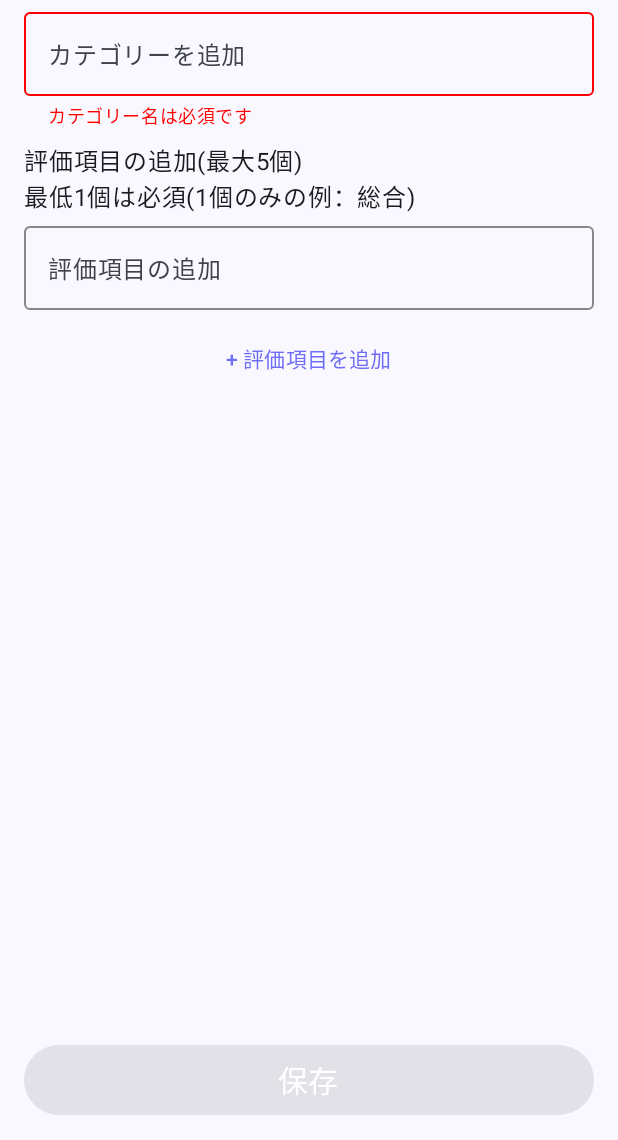
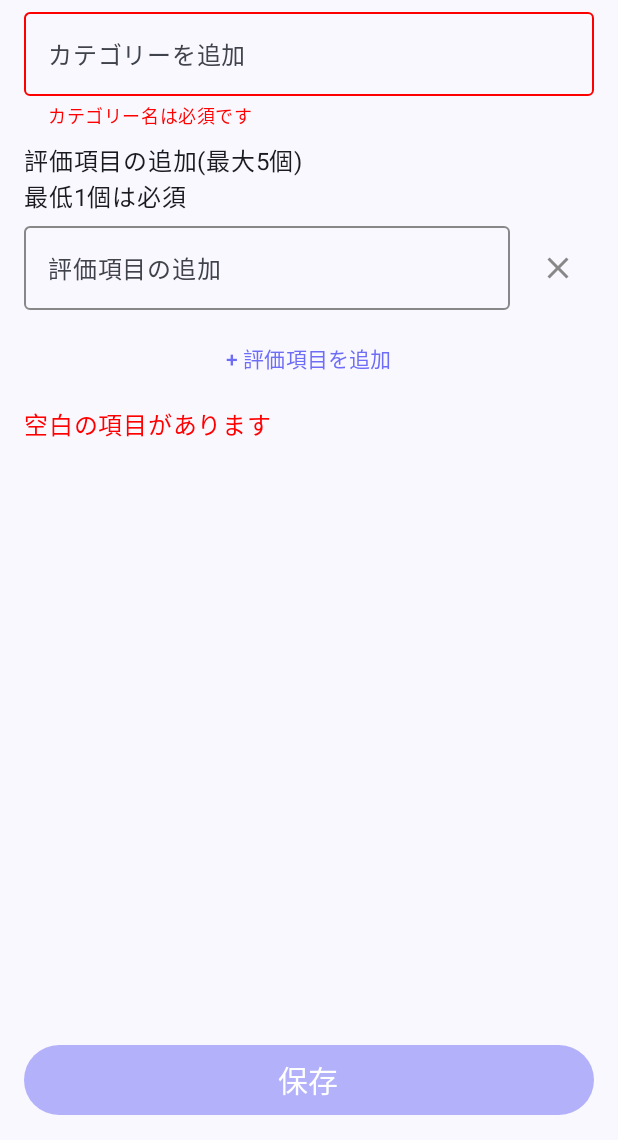
Before and after one commit to TakanaKonbu/MyReview, an Android app built with Jetpack Compose: the add_category screen opened through its navigation route, on a phone screen of 412 x 824 dp, the part 96-1236 px from its top. Run offline under Robolectric (Android 15) with nearby library versions, the phone set to English and light mode, and no system bars; our stand-ins replace AdMob, Room's generated code; libraries missing offline, so code that uses them is left out: com.github.skydoves.colorpicker; pictures from the network do not load.

Commit message:
評価項目のバリデーション

```diff
--- a/app/src/main/java/com/takanakonbu/myreview/category/AddCategoryScreen.kt
+++ b/app/src/main/java/com/takanakonbu/myreview/category/AddCategoryScreen.kt
@@ -1,12 +1,14 @@
 package com.takanakonbu.myreview.category
 
 import androidx.compose.foundation.layout.*
+import androidx.compose.material.icons.Icons
+import androidx.compose.material.icons.filled.Close
 import androidx.compose.material3.*
 import androidx.compose.runtime.*
+import androidx.compose.ui.Alignment
 import androidx.compose.ui.Modifier
 import androidx.compose.ui.graphics.Color
 import androidx.compose.ui.platform.LocalContext
-import androidx.compose.ui.tooling.preview.Preview
 import androidx.compose.ui.unit.dp
 import androidx.compose.ui.unit.sp
 import androidx.lifecycle.viewmodel.compose.viewModel
@@ -31,6 +33,21 @@ fun AddReviewScreen(
     val name by viewModel.newCategoryName.collectAsState()
     val items by viewModel.newCategoryItems.collectAsState()
     val visibleItemCount by viewModel.visibleItemCount.collectAsState()
+
+    fun deleteItem(index: Int) {
+        // 最後の入力済み項目でない場合は削除可能
+        if (items.count { it.isNotBlank() } > 1 || items[index].isBlank()) {
+            val currentItems = items.toMutableList()
+
+            // 対象の項目を削除し、それ以降の項目を前に詰める
+            for (i in index until currentItems.lastIndex) {
+                currentItems[i] = currentItems[i + 1]
+            }
+            currentItems[currentItems.lastIndex] = ""
+
+            viewModel.updateNewCategoryItem(index, "")
+        }
+    }
 
     Surface(
         modifier = Modifier.fillMaxSize(),
@@ -66,26 +83,42 @@ fun AddReviewScreen(
             Spacer(modifier = Modifier.height(8.dp))
 
             Text(
-                "評価項目の追加(最大5個)" +
-                        "\n最低1個は必須(1個のみの例：総合)",
+                "評価項目の追加(最大5個)\n最低1個は必須",
                 modifier = Modifier.padding(bottom = 8.dp)
             )
 
             // 表示するフォームの数を制御
             repeat(visibleItemCount) { index ->
+                Row(
+                    modifier = Modifier
+                        .fillMaxWidth()
+                        .padding(bottom = 8.dp),
+                    verticalAlignment = Alignment.CenterVertically
+                ) {
                     OutlinedTextField(
                         value = items[index],
                         onValueChange = { viewModel.updateNewCategoryItem(index, it) },
                         placeholder = { Text("評価項目の追加") },
-                    modifier = Modifier
-                        .fillMaxWidth()
-                        .padding(bottom = 8.dp),
+                        modifier = Modifier.weight(1f),
                         colors = OutlinedTextFieldDefaults.colors(
                             focusedBorderColor = MainColor.value,
                             unfocusedBorderColor = Color.Gray
                         ),
                         singleLine = true
                     )
+
+                    IconButton(
+                        onClick = { deleteItem(index) },
+                        modifier = Modifier.padding(start = 8.dp),
+                        enabled = items.count { it.isNotBlank() } > 1 || items[index].isBlank()
+                    ) {
+                        Icon(
+                            Icons.Default.Close,
+                            contentDescription = "項目を削除",
+                            tint = if (items.count { it.isNotBlank() } > 1 || items[index].isBlank()) Color.Gray else Color.LightGray
+                        )
+                    }
+                }
             }
 
             // 追加ボタン
@@ -98,27 +131,34 @@ fun AddReviewScreen(
                 }
             }
 
+            val hasEmptyItems = items.take(visibleItemCount).any { it.isBlank() }
+
+            if (hasEmptyItems) {
+                Text(
+                    text = "空白の項目があります",
+                    color = Color.Red,
+                    modifier = Modifier.padding(vertical = 8.dp)
+                )
+            }
+
             Spacer(modifier = Modifier.weight(1f))
 
             Button(
                 onClick = {
-                    if (name.isNotEmpty()) {
+                    if (name.isNotEmpty() && !hasEmptyItems) {
                         viewModel.insertCategory()
                         onNavigateBack()
                     }
                 },
                 modifier = Modifier.fillMaxWidth(),
-                enabled = name.isNotEmpty(), // 入力が空の場合はボタンを無効化
-                colors = ButtonDefaults.buttonColors(containerColor = MainColor.value)
+                enabled = name.isNotEmpty() && !hasEmptyItems,
+                colors = ButtonDefaults.buttonColors(
+                    containerColor = MainColor.value,
+                    disabledContainerColor = MainColor.value.copy(alpha = 0.5f)
+                )
             ) {
                 Text("保存", color = Color.White, fontSize = 20.sp)
             }
         }
     }
 }
-
-@Preview(showBackground = true)
-@Composable
-fun AddReviewScreenPreview() {
-    AddReviewScreen(onNavigateBack = {})
-}
```
Also changed, not shown: app/src/main/java/com/takanakonbu/myreview/category/CategoryViewModel.kt (+18 -11 lines), app/src/main/java/com/takanakonbu/myreview/category/EditCategoryScreen.kt (+71 -13 lines). Lines whose indentation alone changed are shown as unchanged.
